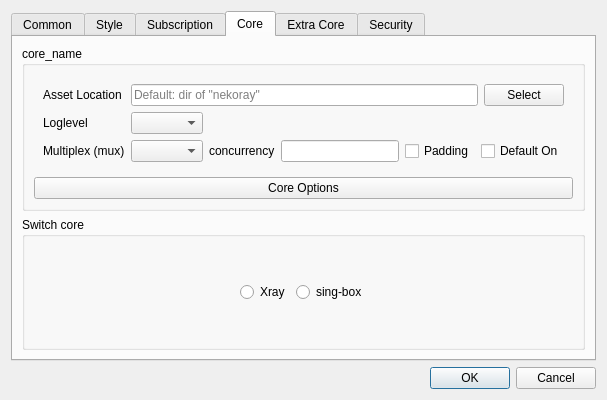
This is ui/dialog_basic_settings.ui in mipselqq/waterdisco as Qt 5 draws it before an edit. The edited form follows.
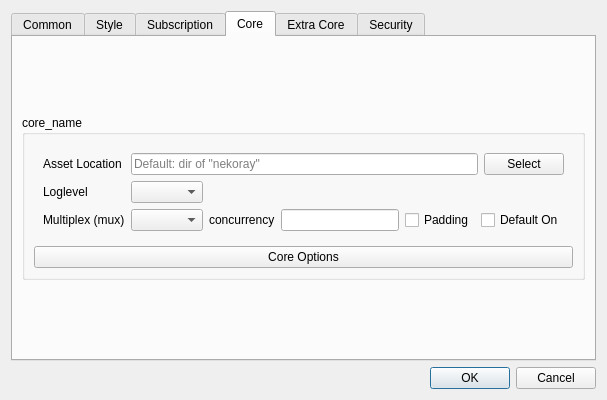
This is the edited form. The open tabs and pages were chosen to show the change. Custom widgets are drawn as their Qt base class.

```diff
--- a/ui/dialog_basic_settings.ui
+++ b/ui/dialog_basic_settings.ui
@@ -689,55 +689,6 @@
          </layout>
         </widget>
        </item>
-       <item>
-        <widget class="QGroupBox" name="groupBox3">
-         <property name="title">
-          <string>Switch core</string>
-         </property>
-         <layout class="QHBoxLayout" name="horizontalLayout_21">
-          <item>
-           <spacer name="horizontalSpacer">
-            <property name="orientation">
-             <enum>Qt::Horizontal</enum>
-            </property>
-            <property name="sizeHint" stdset="0">
-             <size>
-              <width>40</width>
-              <height>20</height>
-             </size>
-            </property>
-           </spacer>
-          </item>
-          <item>
-           <widget class="QRadioButton" name="switch_core_v2ray">
-            <property name="text">
-             <string notr="true">Xray</string>
-            </property>
-           </widget>
-          </item>
-          <item>
-           <widget class="QRadioButton" name="switch_core_sing_box">
-            <property name="text">
-             <string notr="true">sing-box</string>
-            </property>
-           </widget>
-          </item>
-          <item>
-           <spacer name="horizontalSpacer_2">
-            <property name="orientation">
-             <enum>Qt::Horizontal</enum>
-            </property>
-            <property name="sizeHint" stdset="0">
-             <size>
-              <width>40</width>
-              <height>20</height>
-             </size>
-            </property>
-           </spacer>
-          </item>
-         </layout>
-        </widget>
-       </item>
       </layout>
      </widget>
      <widget class="QWidget" name="tab_6">
```
